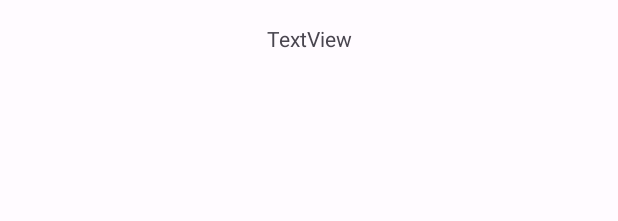
After one commit to 149segolte/Enigma2048, an Android app: the layout fragment_about.xml on its own in the app's theme, with its tools: preview values and no code run, on a phone screen of 412 x 824 dp. The commit adds this screen. Shown: the top 221 px of the screen. Run offline under Robolectric (Android 15) with nearby library versions, the phone set to English and light mode, and no system bars.

Commit message:
Replace settings page with about

```diff
--- a/app/src/main/java/com/example/enigma2048/MainActivity.java
+++ b/app/src/main/java/com/example/enigma2048/MainActivity.java
@@ -56,9 +56,9 @@ public class MainActivity extends AppCompatActivity {
         MaterialToolbar toolbar = findViewById(R.id.toolbar);
         toolbar.setOnMenuItemClickListener(item -> {
             int id = item.getItemId();
-            //fragmentManager.beginTransaction()
-            //      .replace(R.id.fragment_container_view, AboutFragment.class, null)
-            //    .commit();
+            fragmentManager.beginTransaction()
+                    .replace(R.id.fragment_container_view, AboutFragment.class, null)
+                    .commit();
             return id == R.id.action_about;
         });
     }
--- a/app/src/main/java/com/example/enigma2048/PlayFragment.java
+++ b/app/src/main/java/com/example/enigma2048/PlayFragment.java
@@ -289,6 +289,7 @@ public class PlayFragment extends Fragment {
     // function for check game over
     public void gameOver() {
         board.setOnTouchListener(null);
+        viewModel.set(RuntimeState.getDefaultInstance());
         MaterialAlertDialogBuilder builder = new MaterialAlertDialogBuilder(getContext());
         builder.setTitle("Game Over");
         builder.setMessage("You Lost");
@@ -310,6 +311,7 @@ public class PlayFragment extends Fragment {
                 getParentFragmentManager().beginTransaction().replace(R.id.fragment_container_view, HomeFragment.class, null).commit();
             }
         });
+        builder.setCancelable(false);
         builder.show();
     }
 
--- /dev/null
+++ b/app/src/main/res/layout/fragment_about.xml
@@ -0,0 +1,24 @@
+<?xml version="1.0" encoding="utf-8"?>
+<FrameLayout xmlns:android="http://schemas.android.com/apk/res/android"
+    xmlns:app="http://schemas.android.com/apk/res-auto"
+    xmlns:tools="http://schemas.android.com/tools"
+    android:layout_width="match_parent"
+    android:layout_height="match_parent"
+    tools:context=".AboutFragment">
+
+    <androidx.constraintlayout.widget.ConstraintLayout
+        android:layout_width="match_parent"
+        android:layout_height="match_parent">
+
+        <TextView
+            android:id="@+id/textView"
+            android:layout_width="wrap_content"
+            android:layout_height="wrap_content"
+            android:layout_marginTop="16dp"
+            android:text="TextView"
+            app:layout_constraintEnd_toEndOf="parent"
+            app:layout_constraintStart_toStartOf="parent"
+            app:layout_constraintTop_toTopOf="parent" />
+    </androidx.constraintlayout.widget.ConstraintLayout>
+
+</FrameLayout>
--- a/app/src/main/res/layout/fragment_home.xml
+++ b/app/src/main/res/layout/fragment_home.xml
@@ -62,6 +62,7 @@
             android:layout_marginTop="8dp"
             android:layout_marginEnd="64dp"
             android:text="Leaderboards"
+            android:visibility="gone"
             app:layout_constraintBottom_toTopOf="@+id/exit_button"
             app:layout_constraintEnd_toEndOf="parent"
             app:layout_constraintHorizontal_bias="0.5"
```
Also changed, not shown: app/src/main/java/com/example/enigma2048/AboutFragment.java (added, +56 -0 lines).
